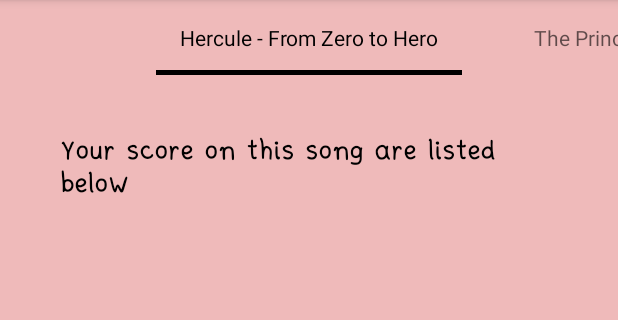
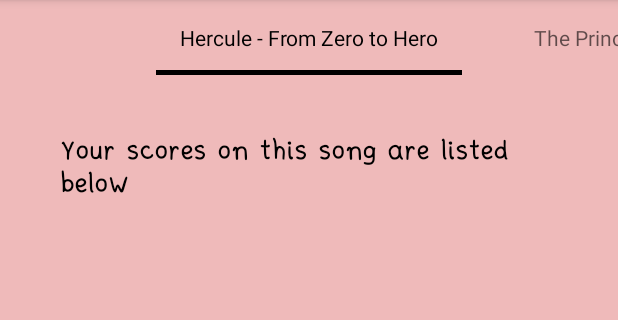
Before and after one commit to PaulineMauryL/JustDanceProject, an Android app: the MainActivity screen opened directly, with no data from a screen before it, in the options menu, after a tap on "My Profile", on a phone screen of 412 x 824 dp, the part 84-404 px from its top. Run offline under Robolectric (Android 15) with nearby library versions, the phone set to English and light mode, and no system bars; our stand-ins replace Firebase (no records; nobody signed in at launch, a user with empty details on screens opened directly); libraries missing offline, so code that uses them is left out: com.androidplot.xy.

Commit message:
New master 1

```diff
--- a/mobile/src/main/java/com/pauli/justdanceproject/DanceActivity.java
+++ b/mobile/src/main/java/com/pauli/justdanceproject/DanceActivity.java
@@ -30,6 +30,7 @@ public class DanceActivity extends AppCompatActivity {
     private String userID;
 
     // temp
+    private String TAG = this.getClass().getSimpleName();
     private int counter;
     private TextView mText;
     private MusicDance musical = null;
@@ -73,6 +74,7 @@ public class DanceActivity extends AppCompatActivity {
         // Temp Hugo
         mText = findViewById(R.id.textViewMovements);
         counter =0;
+        WearService.setToZero();
 
         // Create instance of Sport Tracker Room DB
         //danceDB = CloneDanceRoomDatabase.getDatabase(getApplicationContext());
@@ -160,6 +162,7 @@ public class DanceActivity extends AppCompatActivity {
             counter++;
             mText.setText("mode: " + actualPosition+"\n"
                     +"counter: " + counter);
+            Log.d(TAG, "counter : "+ counter + "Wearservice counter : " + WearService.getCount());
         }
     }
 
--- a/mobile/src/main/java/com/pauli/justdanceproject/MainActivity.java
+++ b/mobile/src/main/java/com/pauli/justdanceproject/MainActivity.java
@@ -58,6 +58,7 @@ public class MainActivity extends AppCompatActivity {
             // Start the dance Activity
             Intent intentStartDance = new Intent(MainActivity.this, DanceActivity.class);
             intentStartDance.putExtra("musicchosen", chosenMusic);
+            intentStartDance.putExtra(LaunchActivity.USER_ID, userID);
             startActivity(intentStartDance);
             finish();
         }
--- a/mobile/src/main/res/drawable-v24/ic_launcher_foreground.xml
+++ b/mobile/src/main/res/drawable-v24/ic_launcher_foreground.xml
@@ -1,3 +1,4 @@
+<?xml version="1.0" encoding="utf-8"?>
 <vector xmlns:android="http://schemas.android.com/apk/res/android"
     xmlns:aapt="http://schemas.android.com/aapt"
     android:width="108dp"
--- a/mobile/src/main/res/layout/activity_dance.xml
+++ b/mobile/src/main/res/layout/activity_dance.xml
@@ -37,7 +37,7 @@
                     android:layout_width="match_parent"
                     android:layout_weight="1"
                     android:scaleType="fitStart"
-                    app:srcCompat="@drawable/pausebutton" />
+                    app:srcCompat="@drawable/disco" />
 
                 <TextView
                     android:id="@+id/danceGoodOrOk"
--- a/mobile/src/main/res/values/strings.xml
+++ b/mobile/src/main/res/values/strings.xml
@@ -168,7 +168,7 @@
     <string name="HerculeName">Hercule - From Zero to Hero</string>
     <string name="FrogPrincessName">The Princess Frog - Digging</string>
     <string name="musicalinette" translatable="false">Musicalinette</string>
-    <string name="yourScore">Your score on this song are listed below</string>
+    <string name="yourScore">Your scores on this song are listed below</string>
     <string name="error_message_bluetooth">Please enable your bluetooth and pair your watch!</string>
     <string name="error_message_pair_watch">Please pair this device with your watch</string>
     <string name="good" translatable="false">GOOD !</string>
--- a/mobile/src/main/res/values/timing.xml
+++ b/mobile/src/main/res/values/timing.xml
@@ -3,10 +3,16 @@
     <integer-array name="hercule">
         <item>2000</item>
         <item>1</item>
-        <item>4000</item>
+        <item>2700</item>
+        <item>3</item>
+        <item>3500</item>
         <item>2</item>
+        <item>4500</item>
+        <item>3</item>
         <item>6000</item>
-        <item>3</item>
+        <item>1</item>
+        <item>6900</item>
+        <item>2</item>
         <item>8000</item>
         <item>3</item>
         <item>10000</item>
@@ -14,9 +20,9 @@
         <item>12000</item>
         <item>1</item>
         <item>14000</item>
+        <item>2</item>
+        <item>16000</item>
         <item>1</item>
-        <item>16000</item>
-        <item>2</item>
         <item>18000</item>
         <item>3</item>
     </integer-array>
```
Also changed, not shown: mobile/src/main/java/com/pauli/justdanceproject/WearService.java (+11 -14 lines), mobile/src/main/res/layout/activity_finish.xml (+3 -18 lines), wear/src/main/java/com/pauli/justdanceproject/DanceActivity.java (+6 -7 lines), wear/src/main/java/com/pauli/justdanceproject/WearService.java (+12 -2 lines), mobile/src/main/res/drawable/disco.png (added), 1 other file.
